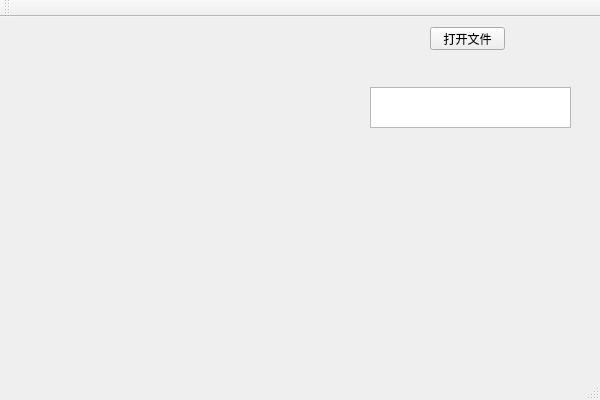
CookieLau/intersection, file IntersectionGUI/IntersectionGUI.ui: the form before one commit.
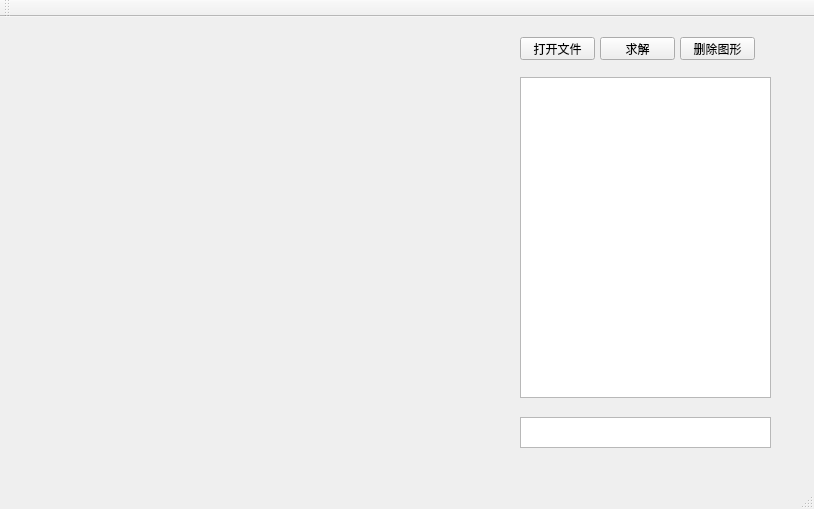
The form after the commit.

Commit message: basic GUI without drawing

```diff
--- a/IntersectionGUI/IntersectionGUI.ui
+++ b/IntersectionGUI/IntersectionGUI.ui
@@ -6,8 +6,8 @@
    <rect>
     <x>0</x>
     <y>0</y>
-    <width>600</width>
-    <height>400</height>
+    <width>814</width>
+    <height>509</height>
    </rect>
   </property>
   <property name="windowTitle">
@@ -17,8 +17,8 @@
    <widget class="QPushButton" name="openFileButton">
     <property name="geometry">
      <rect>
-      <x>430</x>
-      <y>10</y>
+      <x>520</x>
+      <y>20</y>
       <width>75</width>
       <height>23</height>
      </rect>
@@ -30,13 +30,49 @@
    <widget class="QTextBrowser" name="pointNumResult">
     <property name="geometry">
      <rect>
-      <x>370</x>
-      <y>70</y>
-      <width>201</width>
-      <height>41</height>
+      <x>520</x>
+      <y>400</y>
+      <width>251</width>
+      <height>31</height>
      </rect>
     </property>
    </widget>
+   <widget class="QListWidget" name="allShapes">
+    <property name="geometry">
+     <rect>
+      <x>520</x>
+      <y>60</y>
+      <width>251</width>
+      <height>321</height>
+     </rect>
+    </property>
+   </widget>
+   <widget class="QPushButton" name="getResult">
+    <property name="geometry">
+     <rect>
+      <x>600</x>
+      <y>20</y>
+      <width>75</width>
+      <height>23</height>
+     </rect>
+    </property>
+    <property name="text">
+     <string>求解</string>
+    </property>
+   </widget>
+   <widget class="QPushButton" name="deleteShape">
+    <property name="geometry">
+     <rect>
+      <x>680</x>
+      <y>20</y>
+      <width>75</width>
+      <height>23</height>
+     </rect>
+    </property>
+    <property name="text">
+     <string>删除图形</string>
+    </property>
+   </widget>
   </widget>
   <widget class="QMenuBar" name="menuBar">
    <property name="geometry">
```
Left out of the diff: 2 changed lines with no effect on the pictures. The commit also changes 5 other files.
